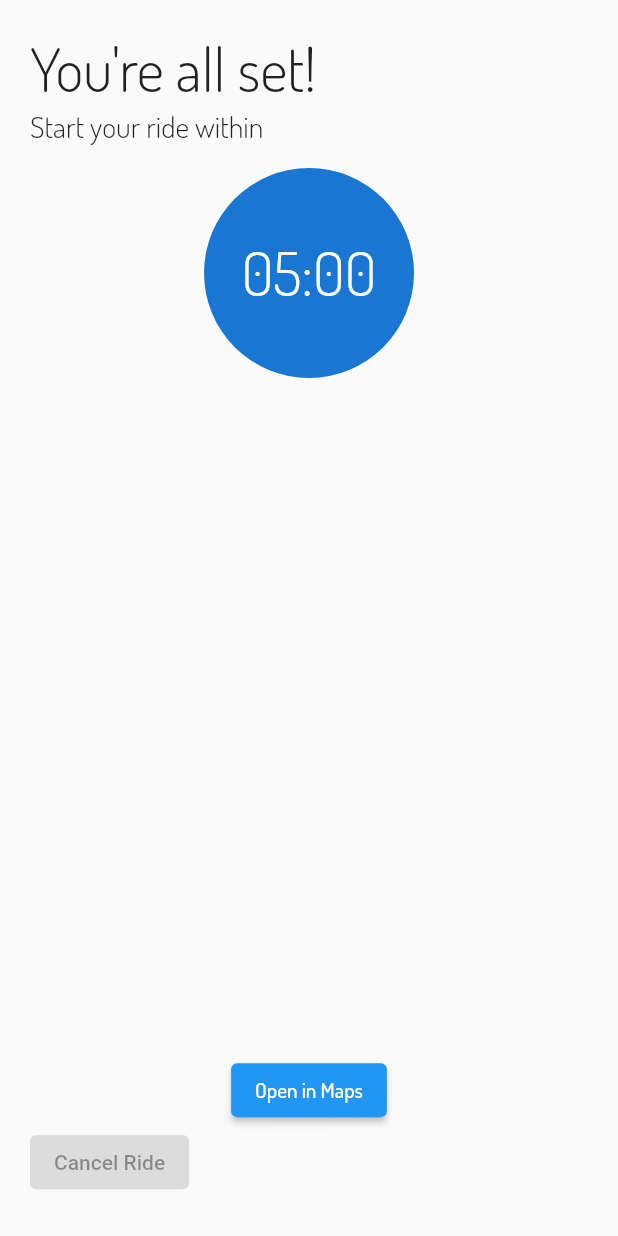
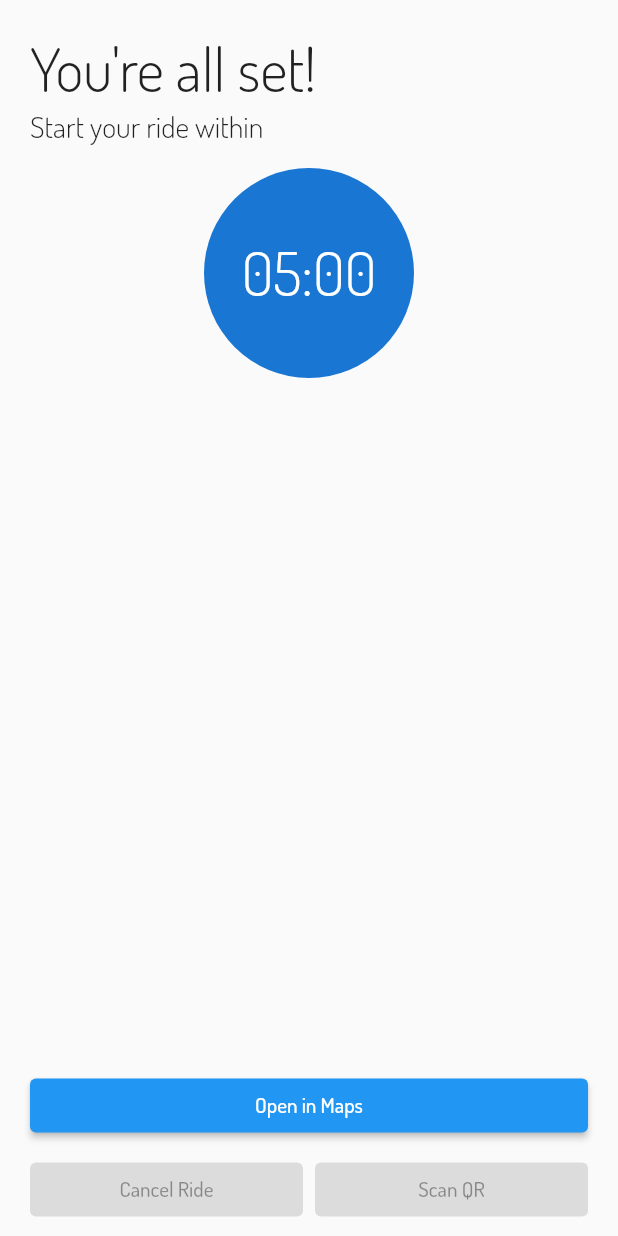
Before and after one commit to pattarai/miles-flutter, a Flutter app: the StartRide screen opened directly, on a phone screen of 412 x 824 dp. Run offline on Flutter 3.47's test engine with Material 2 defaults, Android fonts, the phone set to English and light mode, and no system bars; drawn by our look-alikes of flutter_countdown_timer; our stand-ins replace cached_network_image, shared_preferences, shimmer; missing offline and left inert: latlng, map; accounts and stored records are empty.

Commit message:
Fix proportions and button layout, map dragging is functional

```diff
--- a/lib/screens/home/fragments/ride/startRide.dart
+++ b/lib/screens/home/fragments/ride/startRide.dart
@@ -1,3 +1,4 @@
+import 'package:flutter/cupertino.dart';
 import 'package:flutter/material.dart';
 import 'package:flutter_countdown_timer/current_remaining_time.dart';
 import 'package:flutter_countdown_timer/flutter_countdown_timer.dart';
@@ -114,7 +115,7 @@ class StartRideState extends State<StartRide> {
                 crossAxisAlignment: CrossAxisAlignment.stretch,
                 children: [
                   Expanded(
-                    flex: 50,
+                    flex: 38,
                     child: Column(
                       mainAxisAlignment: MainAxisAlignment.start,
                       crossAxisAlignment: CrossAxisAlignment.stretch,
@@ -153,12 +154,14 @@ class StartRideState extends State<StartRide> {
                       ],
                     ),
                   ),
-                  Expanded(flex: 55, child: mapWidget),
+                  Expanded(flex: 45, child: mapWidget),
                   Expanded(
-                      flex: 17,
+                      flex: 12,
                       child: Container(
                         padding: EdgeInsets.only(top: 8),
                         child: Column(
+                          mainAxisAlignment: MainAxisAlignment.end,
+                          crossAxisAlignment: CrossAxisAlignment.stretch,
                           children: [
                             ElevatedButton(
                                 onPressed: () {
@@ -171,11 +174,20 @@ class StartRideState extends State<StartRide> {
                                   "Open in Maps",
                                   style: buttonStyle,
                                 )),
-                            Row(
+                            Padding(
+                              padding: const EdgeInsets.only(top:8.0),
+                              child: Row(
+                                mainAxisAlignment: MainAxisAlignment.spaceBetween,
+                                children: [
+                                  Expanded(
+                                    child: ElevatedButton(
 
-                              children: [
-ElevatedButton(onPressed: null, child: Text("Cancel Ride"))
-                              ],
+                                        onPressed: null, child: Text("Cancel Ride", style: buttonStyle,)),
+                                  ),
+                                      Padding(padding: EdgeInsets.only(right: 8)),
+                                      Expanded(child: ElevatedButton(onPressed: null, child: Text("Scan QR", style: buttonStyle,))),
+                                ],
+                              ),
                             ),
                           ],
                         ),
```
